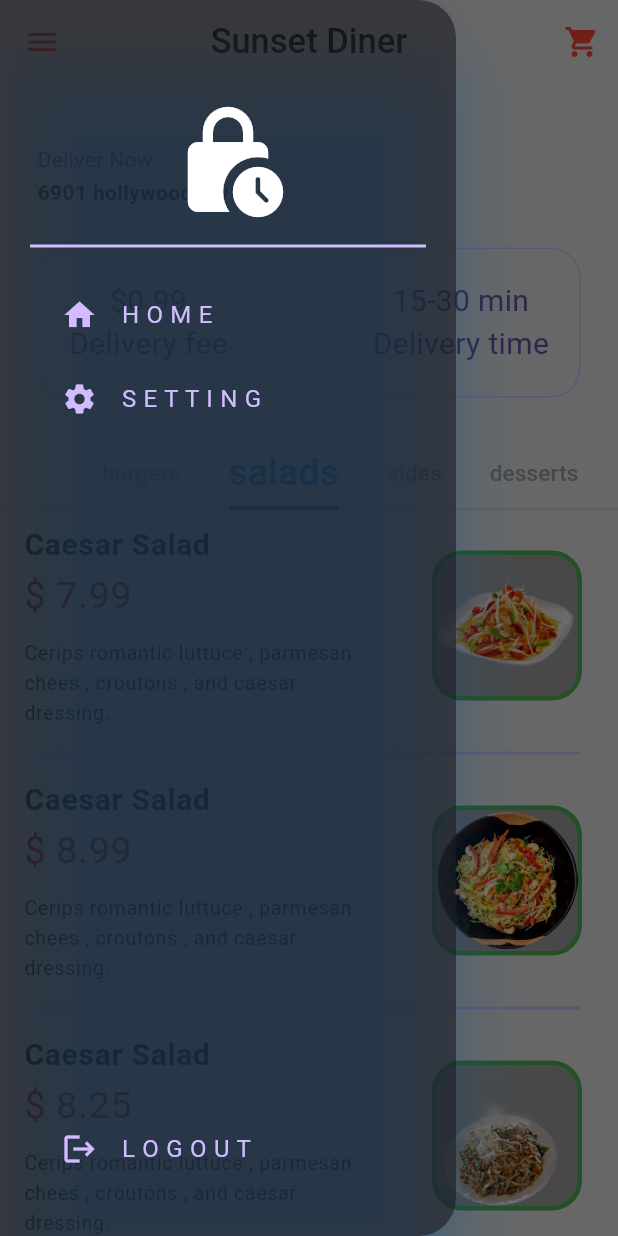
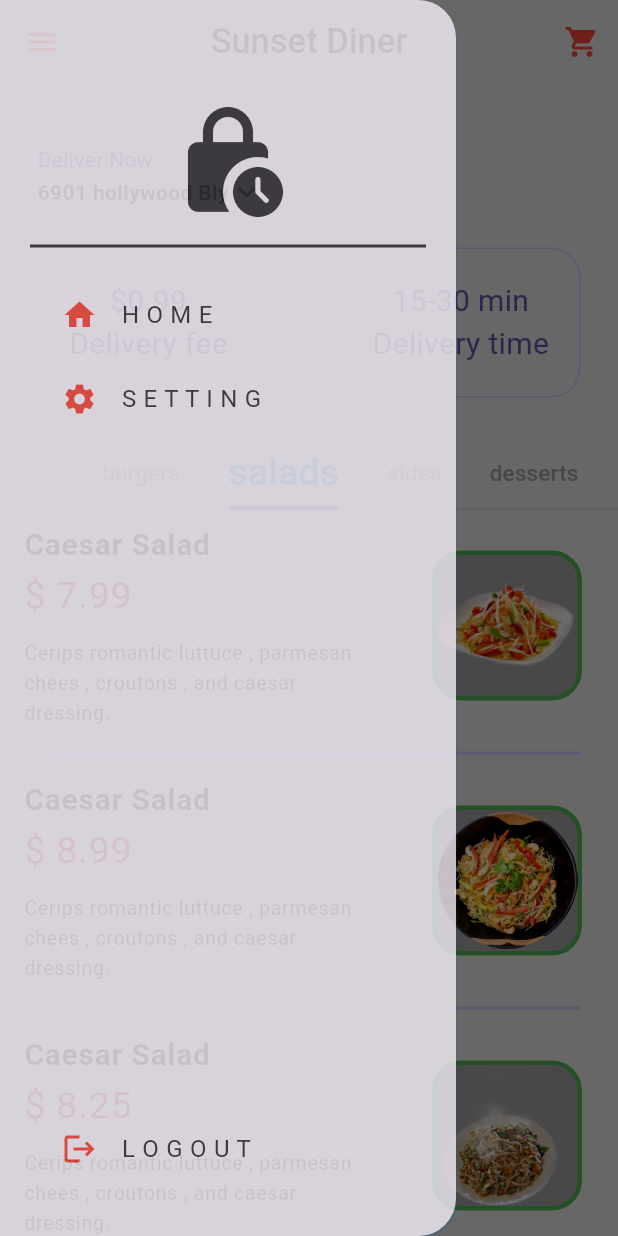
Before and after one commit to MJJP1364/Food_Delivery, a Flutter app: the screen it shows once a user with an empty profile is signed in, tab 2 chosen, with the side drawer open, on a phone screen of 412 x 824 dp. Run offline on Flutter 3.47's test engine with Material 2 defaults, Android fonts, the phone set to English and light mode, and no system bars; our stand-ins replace animated_text_kit, flutter_dotenv, get, get_storage, supabase_flutter; accounts and stored records are empty; Roboto replaces fonts that are missing (ComicNeue).

```diff
--- /dev/null
+++ b/lib/models/cart_item.dart
@@ -0,0 +1,19 @@
+// ignore_for_file: public_member_api_docs, sort_constructors_first
+import 'food_model.dart';
+
+class CartItem {
+  final Food food;
+  final List<Addone> selectAddone;
+  int quantity;
+  CartItem({
+    required this.food,
+    required this.selectAddone,
+    this.quantity = 1,
+  });
+
+  double get totalPrice {
+    double addOnePrice =
+        selectAddone.fold(0, (sum, Addone) => sum + Addone.price);
+    return (food.price + addOnePrice) * quantity;
+  }
+}
--- a/lib/widgets/drawer_tile.dart
+++ b/lib/widgets/drawer_tile.dart
@@ -19,11 +19,11 @@ class MyDrawerTile extends StatelessWidget {
         splashColor: Colors.blue.withOpacity(0.1),
         title: Text(
           text,
-          style: TextStyle(color: Theme.of(context).colorScheme.inversePrimary),
+          style: TextStyle(color: Theme.of(context).colorScheme.inverseSurface),
         ),
         leading: Icon(
           icon,
-          color: Theme.of(context).colorScheme.inversePrimary,
+          color: Colors.red,
         ),
         onTap: onTap,
       ),
--- a/lib/widgets/my_drawer.dart
+++ b/lib/widgets/my_drawer.dart
@@ -8,10 +8,10 @@ class MyDrawer extends StatelessWidget {
 
   @override
   Widget build(BuildContext context) {
-    return Drawer(
-      backgroundColor:
-          Theme.of(context).colorScheme.onBackground.withOpacity(0.6),
-      elevation: 20,
+    return Opacity(
+      opacity: 0.8,
+      child: Drawer(
+        backgroundColor: Theme.of(context).colorScheme.onInverseSurface,
         shadowColor: Colors.blue,
         shape: const RoundedRectangleBorder(
           borderRadius: BorderRadius.only(
@@ -29,14 +29,14 @@ class MyDrawer extends StatelessWidget {
               child: Icon(
                 Icons.lock_clock_rounded,
                 size: 80,
-              color: Theme.of(context).colorScheme.onPrimary,
+                color: Theme.of(context).colorScheme.inverseSurface,
               ),
             ),
             Divider(
               indent: 20,
               endIndent: 20,
               thickness: 2,
-            color: Theme.of(context).colorScheme.inversePrimary,
+              color: Theme.of(context).colorScheme.inverseSurface,
             ),
             const SizedBox(height: 10),
             // home list tile
@@ -68,6 +68,7 @@ class MyDrawer extends StatelessWidget {
             const SizedBox(height: 30),
           ],
         ),
+      ),
     );
   }
 }
--- a/pubspec.yaml
+++ b/pubspec.yaml
@@ -40,6 +40,7 @@ dependencies:
   google_fonts: ^6.2.0
   get_storage: ^2.1.1
   animated_text_kit: ^4.2.2
+  collection: ^1.17.1
 
 dev_dependencies:
   flutter_test:
```
Also changed, not shown: lib/controllers/resturant_controller.dart (+56 -0 lines), lib/screens/food_page.dart (+28 -0 lines), pubspec.lock. Lines whose indentation alone changed are shown as unchanged.
